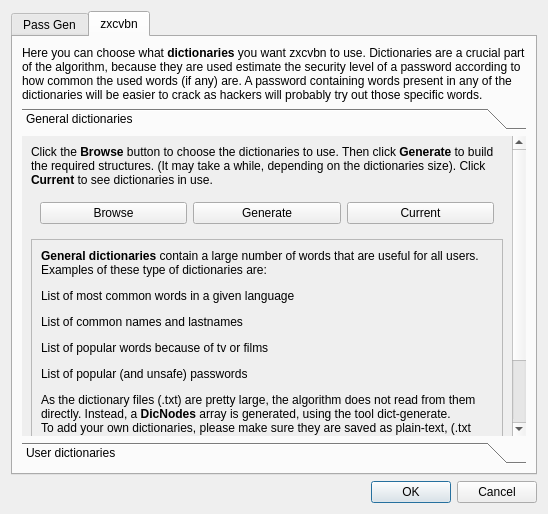
This is scr/preferencesdialog.ui in waltergallegog/SEcubeWallet as Qt 5 draws it before an edit. The edited form follows.
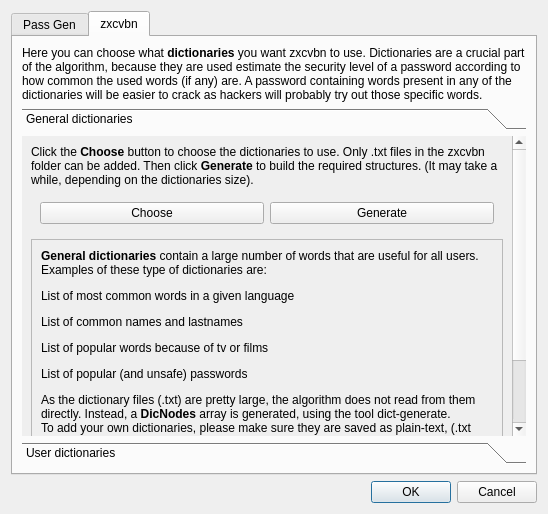
This is the edited form. The open tabs and pages were chosen to show the change. Custom widgets are drawn as their Qt base class.

What changed in the file:
```diff
--- a/scr/preferencesdialog.ui
+++ b/scr/preferencesdialog.ui
@@ -297,9 +297,9 @@
           <property name="geometry">
            <rect>
             <x>0</x>
-            <y>0</y>
-            <width>508</width>
-            <height>281</height>
+            <y>-140</y>
+            <width>494</width>
+            <height>421</height>
            </rect>
           </property>
           <attribute name="label">
@@ -309,7 +309,7 @@
            <item>
             <widget class="QLabel" name="label_3">
              <property name="text">
-              <string>&lt;html&gt;&lt;head/&gt;&lt;body&gt;&lt;p&gt;Click the &lt;span style=&quot; font-weight:600;&quot;&gt;Browse&lt;/span&gt; button to choose the dictionaries to use. Then click &lt;span style=&quot; font-weight:600;&quot;&gt;Generate&lt;/span&gt; to build the required structures. (It may take a while, depending on the dictionaries size). Click &lt;span style=&quot; font-weight:600;&quot;&gt;Current&lt;/span&gt; to see dictionaries in use.&lt;/p&gt;&lt;/body&gt;&lt;/html&gt;</string>
+              <string>&lt;html&gt;&lt;head/&gt;&lt;body&gt;&lt;p&gt;Click the &lt;span style=&quot; font-weight:600;&quot;&gt;Choose&lt;/span&gt; button to choose the dictionaries to use. Only .txt files in the zxcvbn folder can be added. Then click &lt;span style=&quot; font-weight:600;&quot;&gt;Generate&lt;/span&gt; to build the required structures. (It may take a while, depending on the dictionaries size).&lt;/p&gt;&lt;/body&gt;&lt;/html&gt;</string>
              </property>
              <property name="wordWrap">
               <bool>true</bool>
@@ -322,7 +322,7 @@
               <item>
                <widget class="QPushButton" name="pb_genBrowse">
                 <property name="text">
-                 <string>Browse</string>
+                 <string>Choose</string>
                 </property>
                </widget>
               </item>
@@ -333,13 +333,6 @@
                 </property>
                </widget>
               </item>
-              <item>
-               <widget class="QPushButton" name="pb_genCurrent">
-                <property name="text">
-                 <string>Current</string>
-                </property>
-               </widget>
-              </item>
              </layout>
             </widget>
            </item>
```
Left out of the diff: 26 changed lines with no effect on the pictures.
